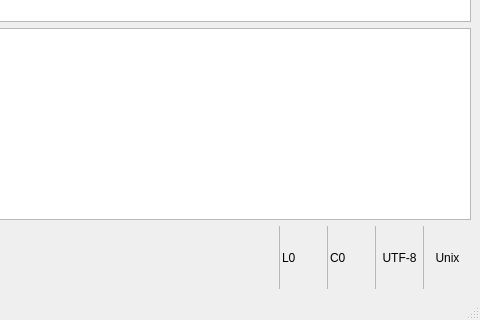
Above: _en/Computer/Operating_System/Qt_C++_Programming/Notebook/Notebook.ui from bss9395/bss9395.github.io before the change; both pictures show x 320 to 800 and y 280 to 600 of the 800 by 600 pixel window. Below: the same form after it.
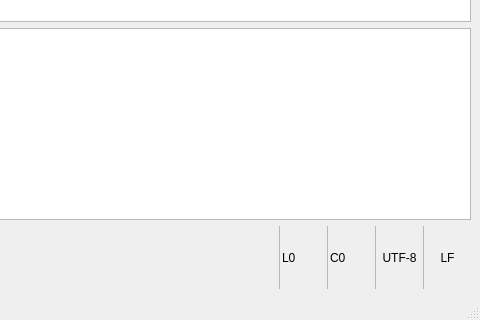
That is the form after the change. Icons and pictures are not drawn.

```diff
--- a/_en/Computer/Operating_System/Qt_C++_Programming/Notebook/Notebook.ui
+++ b/_en/Computer/Operating_System/Qt_C++_Programming/Notebook/Notebook.ui
@@ -451,7 +451,7 @@
 }</string>
          </property>
          <property name="text">
-          <string>Unix</string>
+          <string>LF</string>
          </property>
         </widget>
        </item>
```
Left out of the diff: 34 changed lines with no effect on the pictures.
